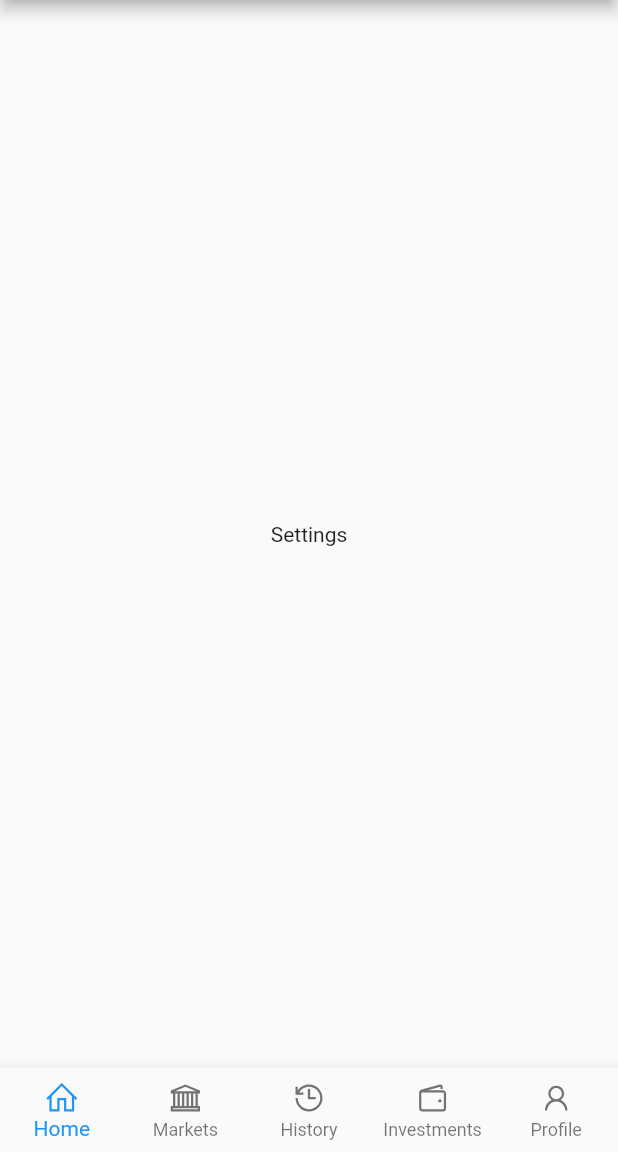
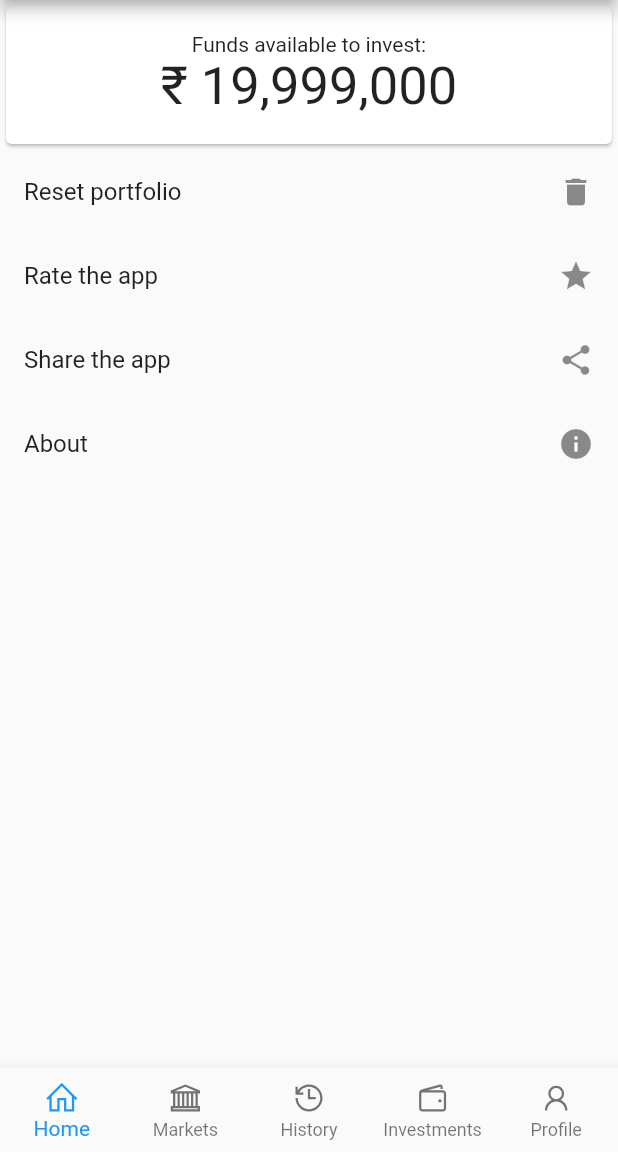
Before and after one commit to apoorvpandey0/papercoins, a Flutter app: the screen it shows after launch, swiped to page 5, on a phone screen of 412 x 824 dp, the part 84-1236 px from its top. Run offline on Flutter 3.47's test engine with Material 2 defaults, Android fonts, the phone set to English and light mode, and no system bars; our stand-ins replace line_icons, syncfusion_flutter_charts; network calls fail.

Commit message:
added UI elements

```diff
--- a/lib/screens/home/settings/settingspage.dart
+++ b/lib/screens/home/settings/settingspage.dart
@@ -1,12 +1,42 @@
+import 'package:flutter/cupertino.dart';
 import 'package:flutter/material.dart';
 
 class SettingsPage extends StatelessWidget {
   @override
   Widget build(BuildContext context) {
-    return Container(
-      child: Center(
-        child: Text('Settings'),
+    return ListView(children: <Widget>[
+      Container(
+        height: 100,
+        width: double.infinity,
+        child: Card(
+          child: Column(
+            mainAxisAlignment: MainAxisAlignment.center,
+            children: [
+              Text("Funds available to invest:"),
+              Text(
+                "₹ " + "19,999,000",
+                style: TextStyle(fontSize: 35),
+              ),
+            ],
+          ),
+        ),
       ),
-    );
+      ListTile(
+        title: Text('Reset portfolio'),
+        trailing: Icon(Icons.delete),
+      ),
+      ListTile(
+        title: Text('Rate the app'),
+        trailing: Icon(Icons.star),
+      ),
+      ListTile(
+        title: Text('Share the app'),
+        trailing: Icon(Icons.share),
+      ),
+      ListTile(
+        title: Text('About'),
+        trailing: Icon(Icons.info),
+      ),
+    ]);
   }
 }
```
